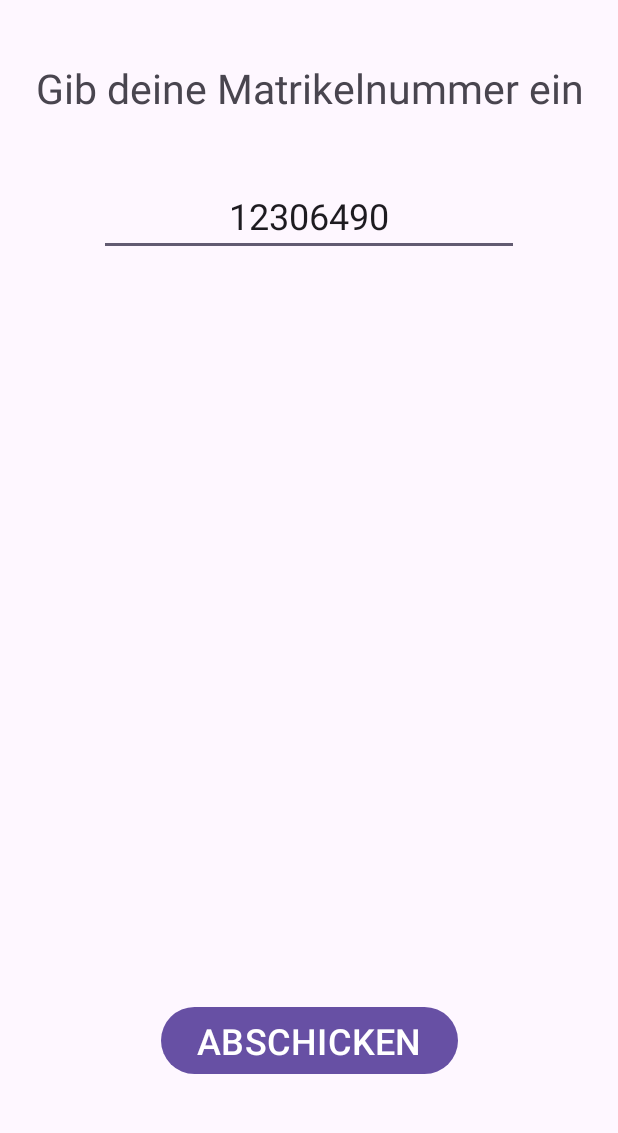
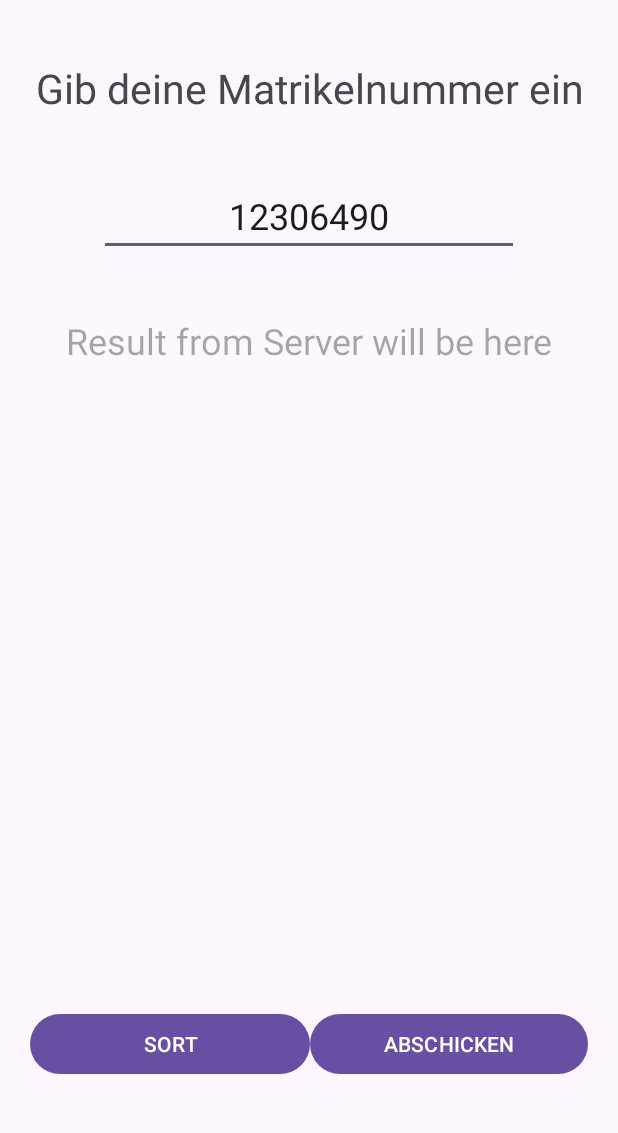
Before and after one commit to dapopovic/SE2Einzelphase, an Android app: the screen it shows after launch (MainActivity), on a phone screen of 412 x 824 dp, the part 96-1229 px from its top. Run offline under Robolectric (Android 15) with nearby library versions, the phone set to English and light mode, and no system bars; our stand-ins replace navigation-ui.

Commit message:
added sort functionality for matr. Nr. It removes all prime numbers and sorts the digits by size. The Output is in a snackbar. TextView will follow

```diff
--- a/app/src/main/res/layout/activity_main.xml
+++ b/app/src/main/res/layout/activity_main.xml
@@ -59,18 +59,6 @@
         app:layout_constraintStart_toStartOf="@+id/leftGuideline"
         app:layout_constraintTop_toBottomOf="@+id/lblMatr" />
 
-    <Button
-        android:id="@+id/btnSend"
-        android:layout_width="wrap_content"
-        android:layout_height="wrap_content"
-        android:onClick="onSend"
-        android:text="abschicken"
-        android:textAllCaps="true"
-        android:textSize="24dp"
-        app:layout_constraintBottom_toTopOf="@+id/guideline2"
-        app:layout_constraintEnd_toStartOf="@+id/rightGuideline"
-        app:layout_constraintStart_toStartOf="@+id/leftGuideline" />
-
     <androidx.constraintlayout.widget.Guideline
         android:id="@+id/guideline2"
         android:layout_width="wrap_content"
@@ -84,4 +72,48 @@
         android:layout_height="wrap_content"
         android:orientation="horizontal"
         app:layout_constraintGuide_begin="104dp" />
+
+    <LinearLayout
+        android:layout_width="0dp"
+        android:layout_height="wrap_content"
+        android:orientation="horizontal"
+        android:showDividers="middle"
+        app:layout_constraintBottom_toTopOf="@+id/guideline2"
+        app:layout_constraintEnd_toStartOf="@+id/rightGuideline"
+        app:layout_constraintHorizontal_bias="0.0"
+        app:layout_constraintStart_toStartOf="@+id/leftGuideline">
+
+        <Button
+            android:id="@+id/btnSort"
+            android:layout_width="wrap_content"
+            android:layout_height="wrap_content"
+            android:layout_weight="2"
+            android:autoSizeMaxTextSize="24dp"
+            android:onClick="onSort"
+            android:text="Sort"
+            android:textAllCaps="true" />
+
+        <Button
+            android:id="@+id/btnSend"
+            android:layout_width="wrap_content"
+            android:layout_height="wrap_content"
+            android:layout_weight="1"
+            android:autoSizeMaxTextSize="24dp"
+            android:onClick="onSend"
+            android:text="abschicken"
+            android:textAllCaps="true" />
+    </LinearLayout>
+
+    <TextView
+        android:id="@+id/txtResult"
+        android:layout_width="0dp"
+        android:layout_height="wrap_content"
+        android:layout_marginTop="40dp"
+        android:gravity="center"
+        android:hint="Result from Server will be here"
+        android:textSize="24sp"
+        app:layout_constraintEnd_toStartOf="@+id/rightGuideline"
+        app:layout_constraintStart_toStartOf="@+id/leftGuideline"
+        app:layout_constraintTop_toBottomOf="@+id/editTextNumberSigned" />
+
 </androidx.constraintlayout.widget.ConstraintLayout>
```
Also changed, not shown: app/src/main/java/com/pkg/se2einzelphase/MainActivity.java (+55 -14 lines).
